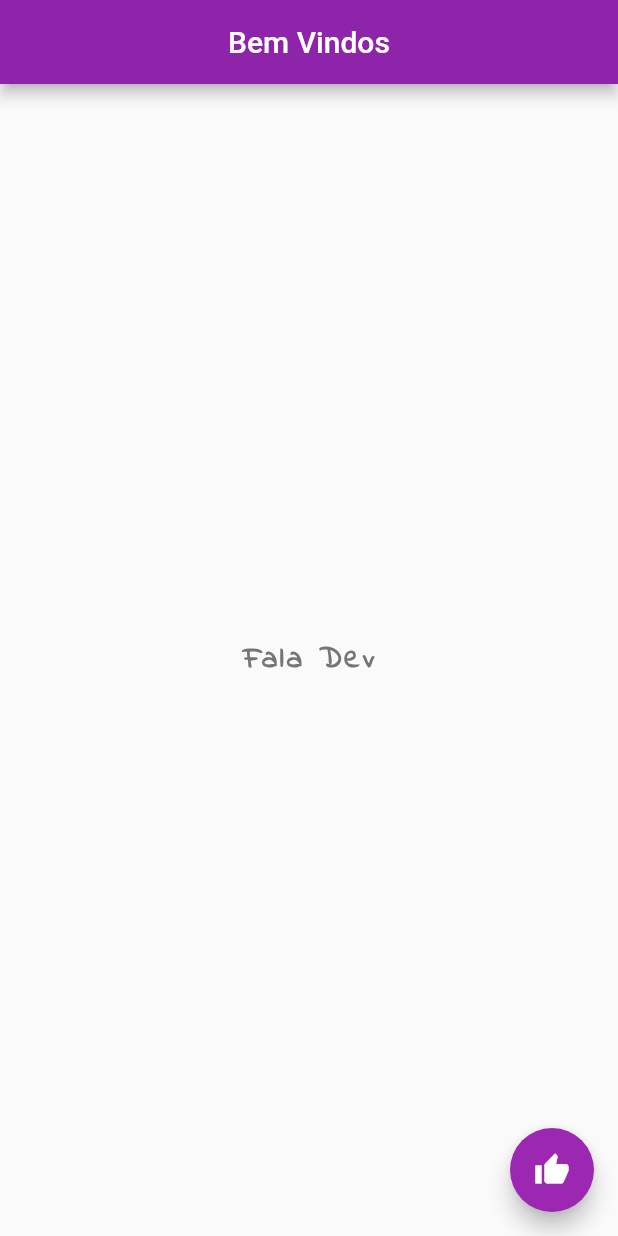
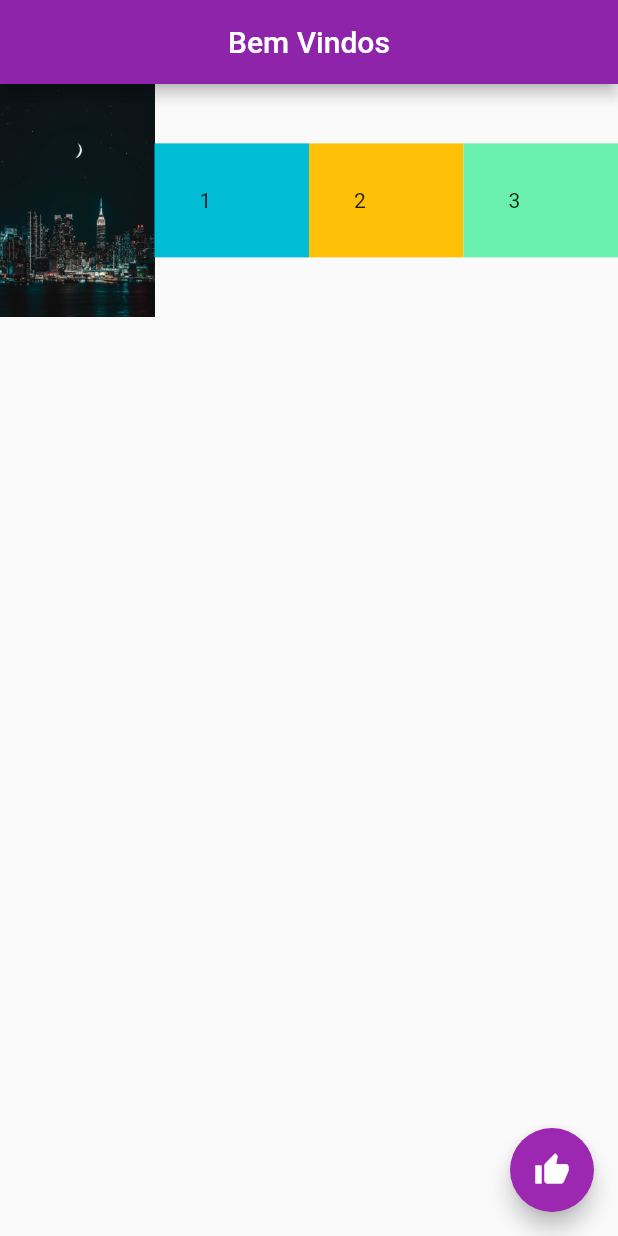
Before and after one commit to cesar-machado/Aprendendo-Flutter, a Flutter app: the screen it shows after launch, on a phone screen of 412 x 824 dp. Run offline on Flutter 3.47's test engine with Material 2 defaults, Android fonts, the phone set to English and light mode, and no system bars.

Commit message:
Aprendendo o basico

```diff
--- a/lib/main.dart
+++ b/lib/main.dart
@@ -1,3 +1,4 @@
+import 'package:flutter/cupertino.dart';
 import 'package:flutter/material.dart';
 
 void main() => runApp(MaterialApp(
@@ -13,23 +14,44 @@ class Home extends StatelessWidget {
         centerTitle: true,
         backgroundColor: Colors.purple[600],
       ),
-      body: Center(
-        child: Text(
-          'Fala Dev',
-          style: TextStyle(
-              fontSize: 20.0,
-              fontWeight: FontWeight.bold,
-              letterSpacing: 2.0,
-              color: Colors.grey[600],
-              fontFamily: 'IndieFlower'
+      body: Row(
+        children: [
+          Expanded(
+            flex: 1,
+              child: Image.asset('assets/foto-1.jpg'),
           ),
-        ),
+          Expanded(
+            flex: 1,
+            child: Container (
+            padding: EdgeInsets.all(30.0),
+            color: Colors.cyan,
+            child: Text('1'),
+            )
+          ),
+          Expanded(
+            flex: 1,
+            child: Container(
+              padding: EdgeInsets.all(30.0),
+              color: Colors.amber,
+              child: Text('2'),
+            ),
+          ),
+          Expanded(
+            flex: 1,
+            child: Container(
+              padding: EdgeInsets.all(30.0),
+              color: Colors.greenAccent,
+              child: Text('3'),
+            ),
+          )
+        ],
       ),
       floatingActionButton:  FloatingActionButton(
         onPressed: () {},
         child: const Icon(Icons.thumb_up),
         backgroundColor: Colors.purple[500],
       ),
+
     );
   }
 }
--- a/pubspec.yaml
+++ b/pubspec.yaml
@@ -45,9 +45,9 @@ flutter:
   uses-material-design: true
 
   # To add assets to your application, add an assets section, like this:
-  # assets:
-  #   - images/a_dot_burr.jpeg
-  #   - images/a_dot_ham.jpeg
+  assets:
+    - assets/
+
 
   # An image asset can refer to one or more resolution-specific "variants", see
   # https://flutter.dev/assets-and-images/#resolution-aware.
```
Also changed, not shown: assets/foto-1.jpg (added).
